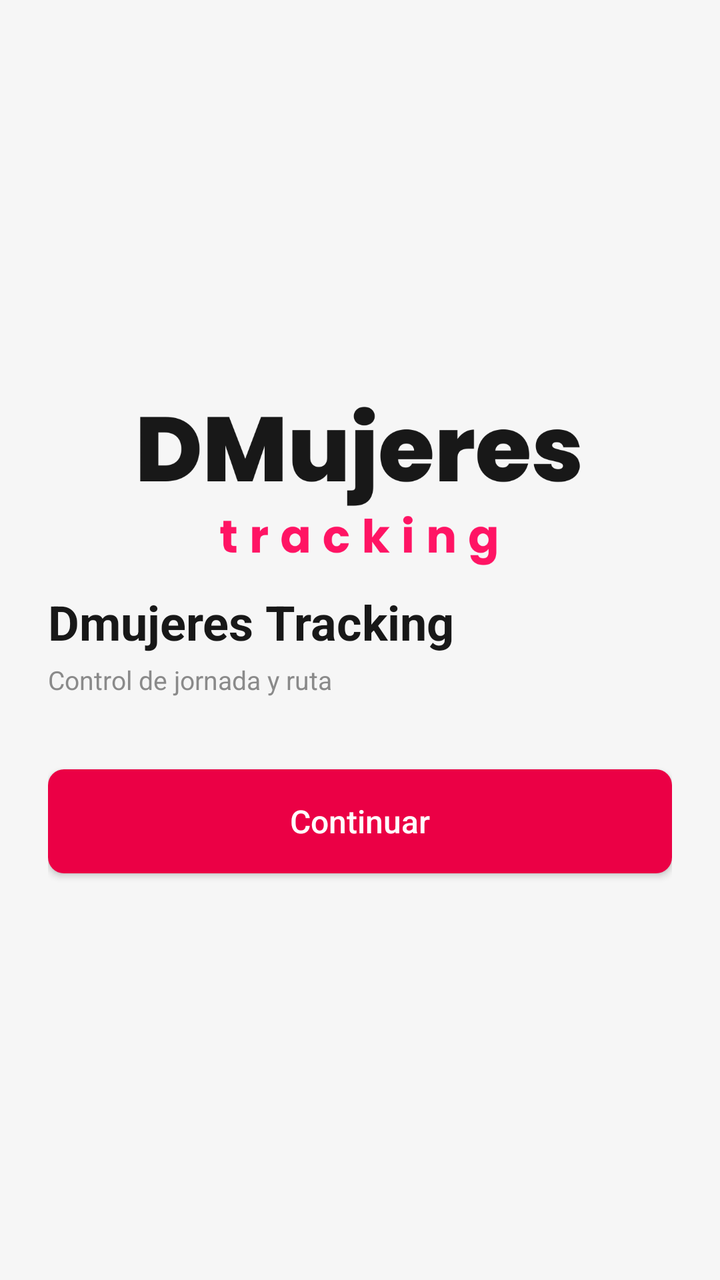
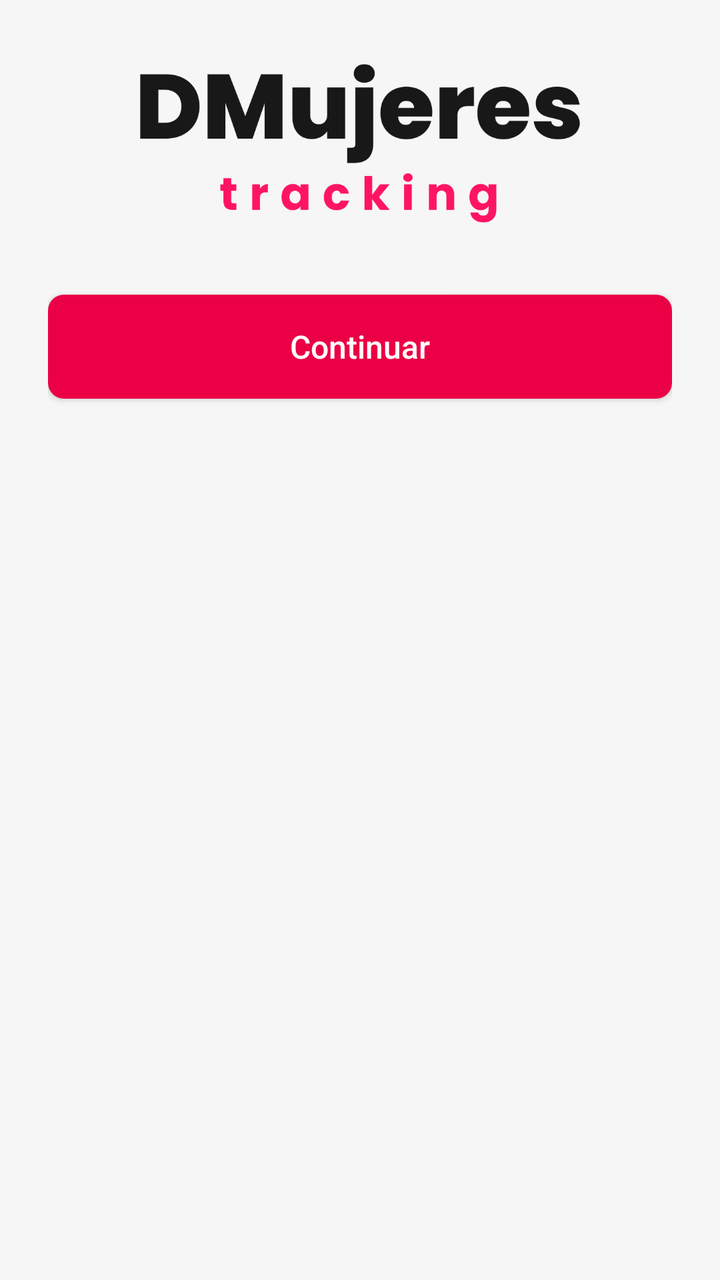

Before-and-after screenshots of an Android layout around one commit, followed by the original layout XML and the change that was made.
<!-- AndroidManifest.xml: activity theme AppTheme -->
<!-- res/layout/activity_onboarding.xml -->
<?xml version="1.0" encoding="utf-8"?>
<LinearLayout xmlns:android="http://schemas.android.com/apk/res/android"
    android:layout_width="match_parent"
    android:layout_height="match_parent"
    android:background="@color/background"
    android:gravity="center_vertical"
    android:orientation="vertical"
    android:padding="24dp">

        <ImageView
            android:layout_width="220dp"
            android:layout_height="wrap_content"
            android:layout_gravity="center_horizontal"
            android:adjustViewBounds="true"
            android:contentDescription="@string/app_logo"
            android:src="@drawable/logo_banner" />

        <TextView
            android:id="@+id/header_title"
            android:layout_width="wrap_content"
            android:layout_height="wrap_content"
            android:layout_marginTop="12dp"
            android:text="@string/app_name"
            android:textColor="@color/ink"
            android:textSize="24sp"
            android:textStyle="bold" />

        <TextView
            android:id="@+id/header_subtitle"
            android:layout_width="wrap_content"
            android:layout_height="wrap_content"
            android:layout_marginTop="4dp"
            android:text="@string/onboarding_subtitle"
            android:textColor="@color/muted"
            android:textSize="13sp" />

        <FrameLayout
            android:id="@+id/step_container"
            android:layout_width="match_parent"
            android:layout_height="wrap_content"
            android:layout_marginTop="16dp" />

        <Button
            android:id="@+id/btn_primary"
            android:layout_width="match_parent"
            android:layout_height="52dp"
            android:layout_marginTop="20dp"
            android:background="@drawable/bg_button_primary"
            android:text="@string/onboarding_continue"
            android:textAllCaps="false"
            android:textColor="@color/white"
            android:textSize="16sp" />

</LinearLayout>
<!-- resources referenced by this layout -->
<resources>
  <color name="background">#F6F6F6</color>
  <color name="ink">#181818</color>
  <color name="muted">#8A8A8A</color>
  <color name="white">#FFFFFF</color>
  <!-- drawable bg_button_primary (drawable) -->
  <?xml version="1.0" encoding="utf-8"?>
  <shape xmlns:android="http://schemas.android.com/apk/res/android" android:shape="rectangle">
      <solid android:color="@color/primary" />
      <corners android:radius="8dp" />
  </shape>
  <!-- drawable logo_banner: png bitmap (drawable-nodpi, 27269 bytes) -->
  <string name="app_logo">DMujeres</string>
  <string name="app_name">Dmujeres Tracking</string>
  <string name="onboarding_continue">Continuar</string>
  <string name="onboarding_subtitle">Control de jornada y ruta</string>
  <style name="AppTheme" parent="Theme.AppCompat.Light.NoActionBar">
          <item name="colorPrimary">@color/primary</item>
          <item name="colorPrimaryDark">@color/primary_dark</item>
          <item name="colorAccent">@color/accent</item>
          <item name="android:windowOptOutEdgeToEdgeEnforcement">true</item>
      </style>
  <color name="primary">#EB0045</color>
  <color name="primary_dark">#C4003B</color>
  <color name="accent">#FF1464</color>
</resources>

<!-- the commit's change to res/layout/activity_onboarding.xml (unified diff, before → after) -->
@@ -3,7 +3,6 @@
     android:layout_width="match_parent"
     android:layout_height="match_parent"
     android:background="@color/background"
-    android:gravity="center_vertical"
     android:orientation="vertical"
     android:padding="24dp">
 
@@ -11,28 +10,10 @@
             android:layout_width="220dp"
             android:layout_height="wrap_content"
             android:layout_gravity="center_horizontal"
+            android:layout_marginTop="8dp"
             android:adjustViewBounds="true"
             android:contentDescription="@string/app_logo"
             android:src="@drawable/logo_banner" />
-
-        <TextView
-            android:id="@+id/header_title"
-            android:layout_width="wrap_content"
-            android:layout_height="wrap_content"
-            android:layout_marginTop="12dp"
-            android:text="@string/app_name"
-            android:textColor="@color/ink"
-            android:textSize="24sp"
-            android:textStyle="bold" />
-
-        <TextView
-            android:id="@+id/header_subtitle"
-            android:layout_width="wrap_content"
-            android:layout_height="wrap_content"
-            android:layout_marginTop="4dp"
-            android:text="@string/onboarding_subtitle"
-            android:textColor="@color/muted"
-            android:textSize="13sp" />
 
         <FrameLayout
             android:id="@+id/step_container"
<!-- resource entries referenced after the edit -->
@@ -1,8 +1,6 @@
 <!-- resources referenced by this layout -->
 <resources>
   <color name="background">#F6F6F6</color>
-  <color name="ink">#181818</color>
-  <color name="muted">#8A8A8A</color>
   <color name="white">#FFFFFF</color>
   <!-- drawable bg_button_primary (drawable) -->
   <?xml version="1.0" encoding="utf-8"?>
@@ -12,9 +10,7 @@
   </shape>
   <!-- drawable logo_banner: png bitmap (drawable-nodpi, 27269 bytes) -->
   <string name="app_logo">DMujeres</string>
-  <string name="app_name">Dmujeres Tracking</string>
   <string name="onboarding_continue">Continuar</string>
-  <string name="onboarding_subtitle">Control de jornada y ruta</string>
   <style name="AppTheme" parent="Theme.AppCompat.Light.NoActionBar">
           <item name="colorPrimary">@color/primary</item>
           <item name="colorPrimaryDark">@color/primary_dark</item>
